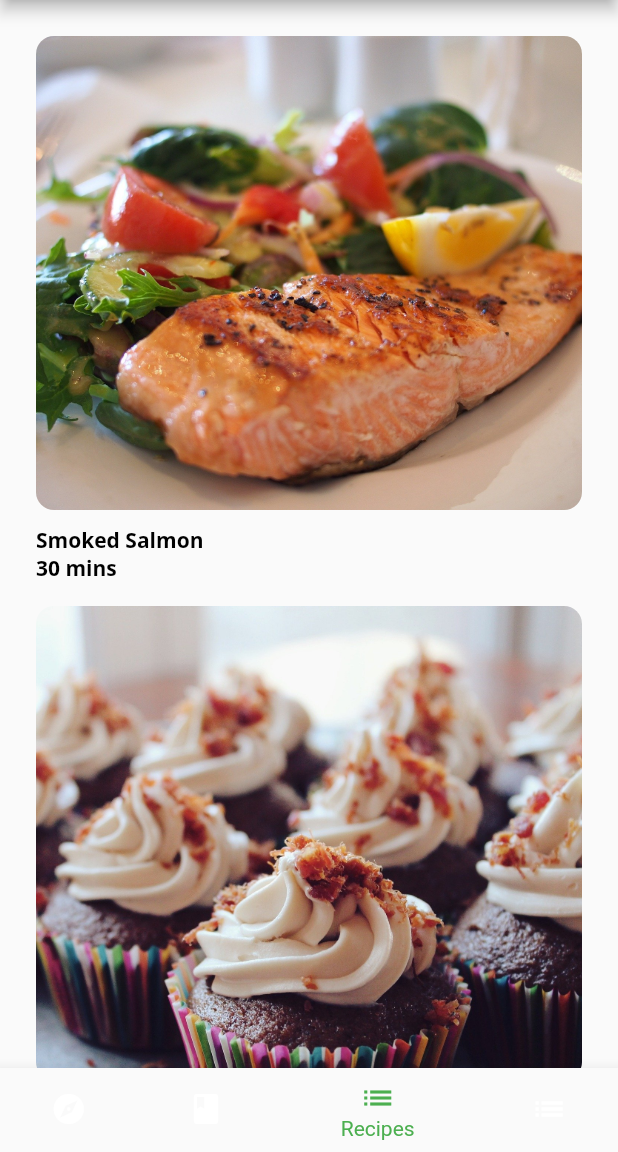
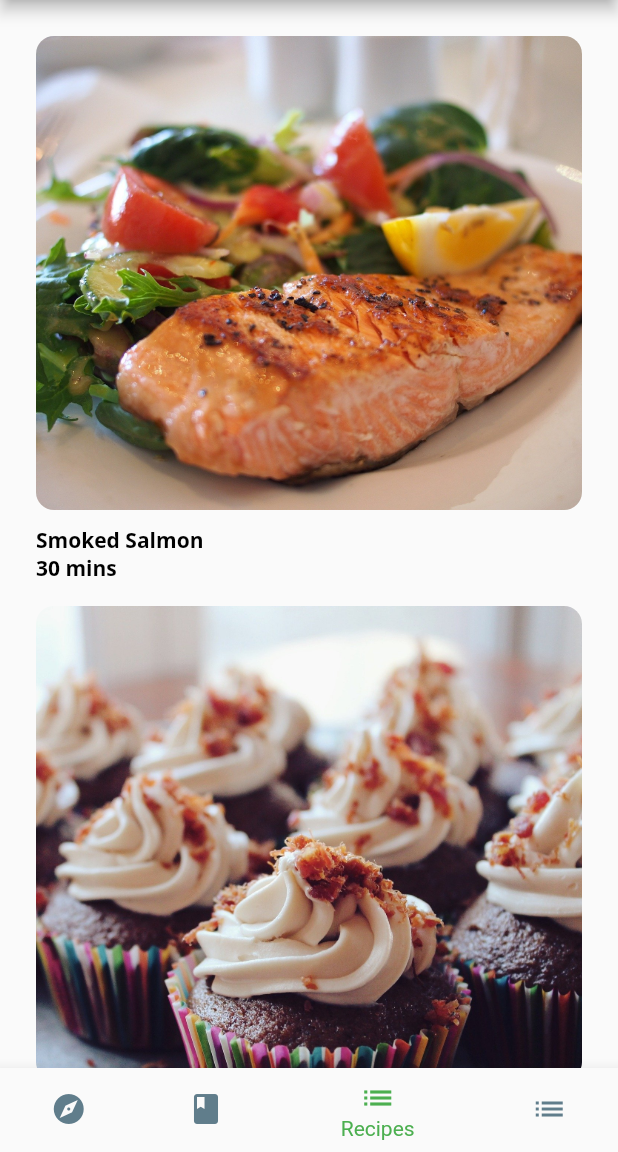
Before and after one commit to ahmed-ibrahim-salim/clean_network_New, a Flutter app: the screen it shows after launch, item 3 of the bottom bar chosen, on a phone screen of 412 x 824 dp, the part 84-1236 px from its top. Run offline on Flutter 3.47's test engine with Material 2 defaults, Android fonts, the phone set to English and light mode, and no system bars; our stand-ins replace dio, freezed_annotation, get_it, google_fonts, pretty_dio_logger, video_player; network calls fail.

```diff
--- a/lib/app/models/models.dart
+++ b/lib/app/models/models.dart
@@ -3,3 +3,4 @@ export 'explore_recipe.dart';
 export 'grocery_item/grocery_item.dart';
 export 'post.dart';
 export 'simple_recipe.dart';
+export 'tab_manager.dart';
--- /dev/null
+++ b/lib/app/models/tab_manager.dart
@@ -0,0 +1,22 @@
+import 'package:flutter/material.dart';
+
+// 1
+class TabManager extends ChangeNotifier {
+  // 2
+  int selectedTab = 0;
+
+  // 3
+  void goToTab(int index) {
+    // 4
+    selectedTab = index;
+// 5
+    notifyListeners();
+  }
+
+// 6
+  void goToRecipes() {
+    selectedTab = 2;
+    // 7
+    notifyListeners();
+  }
+}
--- a/lib/app/screens/grocery_screen/empty_grocery_screen.dart
+++ b/lib/app/screens/grocery_screen/empty_grocery_screen.dart
@@ -1,4 +1,7 @@
 import 'package:flutter/material.dart';
+import 'package:provider/provider.dart';
+
+import '../../models/models.dart';
 
 class EmptyGroceryScreen extends StatelessWidget {
   const EmptyGroceryScreen({super.key});
@@ -38,7 +41,7 @@ class EmptyGroceryScreen extends StatelessWidget {
               ),
               color: Colors.green,
               onPressed: () {
-                // TODO: Go to Recipes Tab
+                Provider.of<TabManager>(context, listen: false).goToRecipes();
               },
               child: const Text('Browse Recipes'),
             ),
--- a/lib/app/screens/tabbar_screen.dart
+++ b/lib/app/screens/tabbar_screen.dart
@@ -1,7 +1,9 @@
 // MARK: - SDk
 import 'package:clean_network/app/screens/recipes_screen.dart';
 import 'package:flutter/material.dart';
+import 'package:provider/provider.dart';
 
+import '../models/models.dart';
 import 'explore_screen.dart';
 import 'grocery_screen/grocery_screen.dart';
 import 'home_screen/home_screen.dart';
@@ -14,9 +16,6 @@ class TabBarScreen extends StatefulWidget {
 }
 
 class TabBarScreenState extends State<TabBarScreen> {
-  // static final theme = FooderlichTheme.light();
-  // 7
-  int _selectedIndex = 0;
   // 8
   static List<Widget> pages = <Widget>[
     HomeScreen(),
@@ -25,28 +24,25 @@ class TabBarScreenState extends State<TabBarScreen> {
     GroceryScreen(),
   ];
 
-// 9
-  void _onItemTapped(int index) {
-    setState(() {
-      _selectedIndex = index;
-    });
-  }
-
   @override
   Widget build(BuildContext context) {
 //MARK: - wait 2 sec then push Home screen
 
     // VideoApp
+    return Consumer<TabManager>(builder: (context, tabManager, child) {
       return Scaffold(
           appBar: AppBar(title: Text("Tiktok")),
-      body: pages[_selectedIndex],
+          body: pages[tabManager.selectedTab],
           bottomNavigationBar: BottomNavigationBar(
-        currentIndex: _selectedIndex,
-        onTap: _onItemTapped,
+            currentIndex: tabManager.selectedTab,
+            onTap: (index) {
+              tabManager.goToTab(index);
+            },
             // 5
             // selectedItemColor: Colors.black,
-        // unselectedItemColor: Colors.blueGrey,
-        selectedItemColor: Theme.of(context).textSelectionTheme.selectionColor,
+            unselectedItemColor: Colors.blueGrey,
+            selectedItemColor:
+                Theme.of(context).textSelectionTheme.selectionColor,
             // 6
             items: const [
               BottomNavigationBarItem(
@@ -66,7 +62,7 @@ class TabBarScreenState extends State<TabBarScreen> {
                 label: 'To buy',
               ),
             ],
-      ),
-    );
+          ));
+    });
   }
 }
--- a/lib/main.dart
+++ b/lib/main.dart
@@ -1,3 +1,4 @@
+import 'package:clean_network/app/models/models.dart';
 import 'package:clean_network/service_locator.dart';
 import 'package:flutter/material.dart';
 import 'package:provider/provider.dart';
@@ -19,6 +20,9 @@ void main() async {
         ChangeNotifierProvider(
           create: (_) => HomeViewModel(repo: locator<HomeRepo>()),
         ),
+        ChangeNotifierProvider(
+          create: (_) => TabManager(),
+        )
         // ChangeNotifierProvider.value(
         //   value: PellenViewModel(repo: locator<PellenRepo>()),
         // ),
```
Lines whose indentation alone changed are shown as unchanged.
